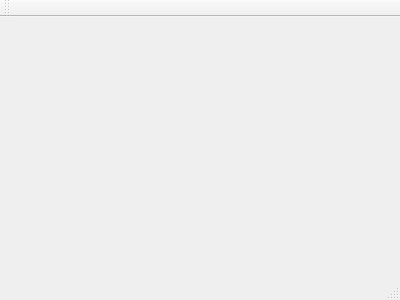
Qt form mainwindow.ui (AliIbrahim996/QtTraining) before a commit.
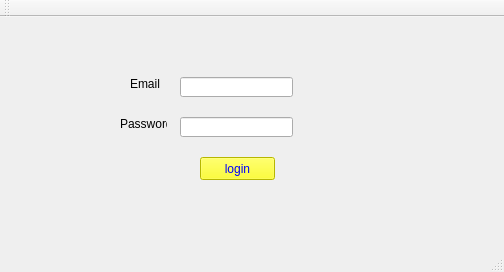
The same form after that commit.

Commit message: 1) modfiy CMakeLists to download all submodules, 2)  add run.sh file,3) create a dummy login page

Diff of the .ui file:
```diff
--- a/mainwindow.ui
+++ b/mainwindow.ui
@@ -1,24 +1,109 @@
 <ui version="4.0">
  <class>MainWindow</class>
- <widget class="QMainWindow" name="MainWindow" >
-  <property name="geometry" >
+ <widget class="QMainWindow" name="MainWindow">
+  <property name="geometry">
    <rect>
     <x>0</x>
     <y>0</y>
-    <width>400</width>
-    <height>300</height>
+    <width>504</width>
+    <height>272</height>
    </rect>
   </property>
   <property name="windowTitle" >
    <string>MainWindow</string>
   </property>
-  <widget class="QMenuBar" name="menuBar" />
-  <widget class="QToolBar" name="mainToolBar" />
-  <widget class="QWidget" name="centralWidget" />
-  <widget class="QStatusBar" name="statusBar" />
+  <widget class="QWidget" name="centralWidget">
+   <widget class="QPushButton" name="pushButton">
+    <property name="geometry">
+     <rect>
+      <x>200</x>
+      <y>140</y>
+      <width>75</width>
+      <height>23</height>
+     </rect>
+    </property>
+    <property name="contextMenuPolicy">
+     <enum>Qt::DefaultContextMenu</enum>
+    </property>
+    <property name="styleSheet">
+     <string notr="true">background-color: rgb(255,255,0);
+color: blue;
+selection-color: yellow;
+selection-background-color: blue;
+</string>
+    </property>
+    <property name="text">
+     <string>login</string>
+    </property>
+   </widget>
+   <widget class="QLineEdit" name="lineEdit">
+    <property name="geometry">
+     <rect>
+      <x>180</x>
+      <y>60</y>
+      <width>113</width>
+      <height>20</height>
+     </rect>
+    </property>
+   </widget>
+   <widget class="QLabel" name="label">
+    <property name="geometry">
+     <rect>
+      <x>130</x>
+      <y>60</y>
+      <width>47</width>
+      <height>13</height>
+     </rect>
+    </property>
+    <property name="text">
+     <string>Email</string>
+    </property>
+   </widget>
+   <widget class="QLabel" name="label_2">
+    <property name="geometry">
+     <rect>
+      <x>120</x>
+      <y>100</y>
+      <width>47</width>
+      <height>13</height>
+     </rect>
+    </property>
+    <property name="text">
+     <string>Password</string>
+    </property>
+   </widget>
+   <widget class="QLineEdit" name="lineEdit_2">
+    <property name="geometry">
+     <rect>
+      <x>180</x>
+      <y>100</y>
+      <width>113</width>
+      <height>20</height>
+     </rect>
+    </property>
+   </widget>
+  </widget>
+  <widget class="QMenuBar" name="menuBar">
+   <property name="geometry">
+    <rect>
+     <x>0</x>
+     <y>0</y>
+     <width>504</width>
+     <height>21</height>
+    </rect>
+   </property>
+  </widget>
+  <widget class="QToolBar" name="mainToolBar">
+   <attribute name="toolBarArea">
+    <enum>TopToolBarArea</enum>
+   </attribute>
+   <attribute name="toolBarBreak">
+    <bool>false</bool>
+   </attribute>
+  </widget>
+  <widget class="QStatusBar" name="statusBar"/>
  </widget>
- <layoutDefault spacing="6" margin="11" />
- <pixmapfunction></pixmapfunction>
+ <layoutdefault spacing="6" margin="11"/>
  <resources/>
  <connections/>
 </ui>
```
Left out of the diff: 3 changed lines with no effect on the pictures. The commit also changes 2 other files.
